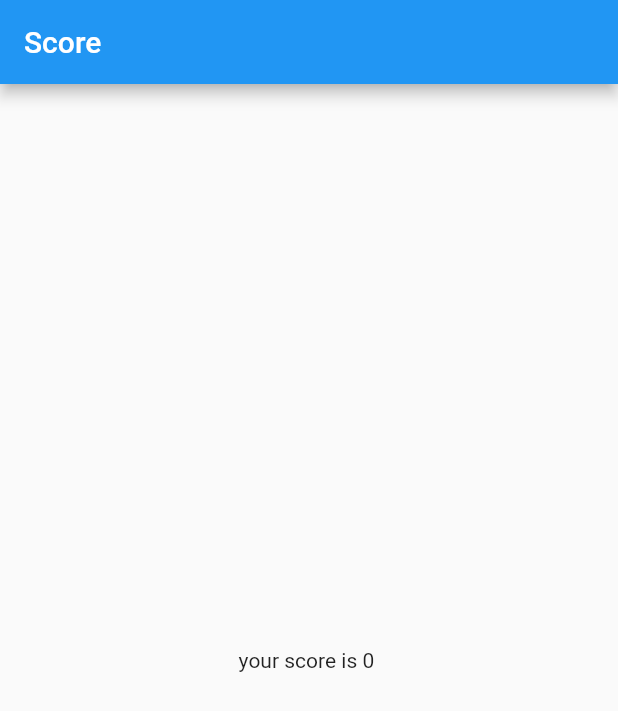
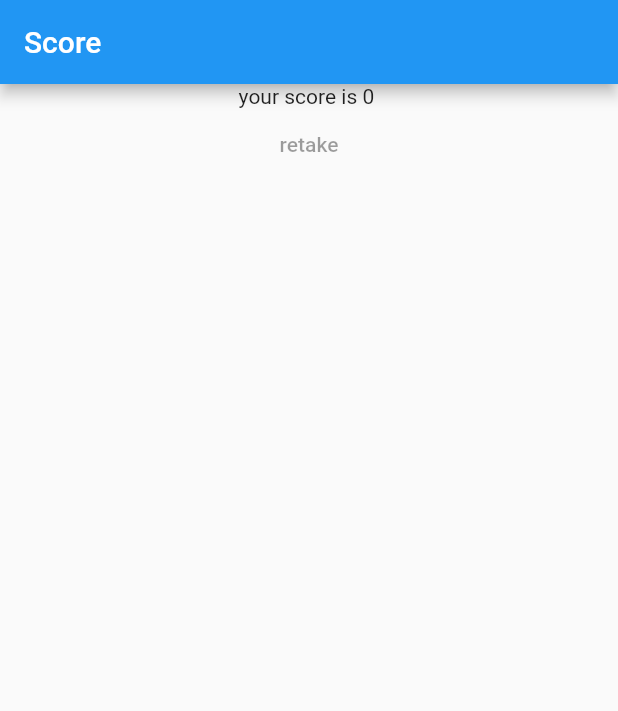
Before and after one commit to michael-099/QuizApp, a Flutter app: the screen it shows after launch, after a tap on "black", after a tap on "apple", on a phone screen of 412 x 824 dp. Shown: the top 711 px of the screen. Run offline on Flutter 3.47's test engine with Material 2 defaults, Android fonts, the phone set to English and light mode, and no system bars.

Commit message:
a simple texst button

```diff
--- a/lib/result.dart
+++ b/lib/result.dart
@@ -9,8 +9,12 @@ class result extends StatelessWidget {
         appBar: AppBar(
           title: Text("Score"),
         ),
-        body: Center(child: Text('your score is $value ')),
-      ),
-    );
+        body:Center(child:(Column(children: [Text('your score is $value ') ,
+        TextButton(child:Text("retake"))] ,
+        ))))
+
+
+      );
+
   }
 }
```
